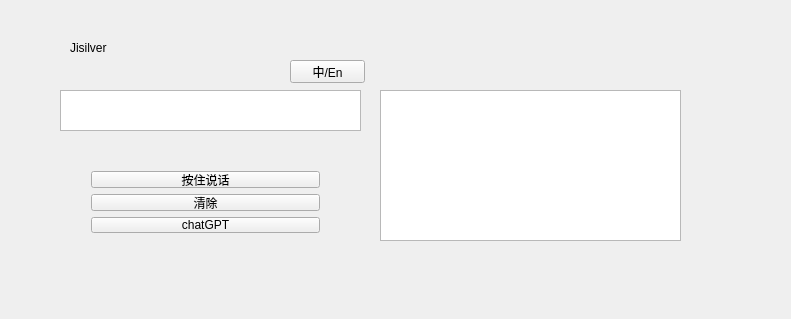
First picture: the form in widget.ui, repository Yongdream/Jisilver, before the edit.
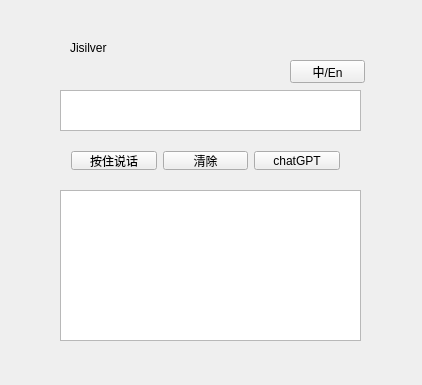
Second picture: the form after the edit.

What changed in the file:
```diff
--- a/widget.ui
+++ b/widget.ui
@@ -6,8 +6,8 @@
    <rect>
     <x>0</x>
     <y>0</y>
-    <width>791</width>
-    <height>319</height>
+    <width>422</width>
+    <height>385</height>
    </rect>
   </property>
   <property name="windowTitle">
@@ -36,39 +36,6 @@
     <string>Jisilver</string>
    </property>
   </widget>
-  <widget class="QWidget" name="horizontalLayoutWidget">
-   <property name="geometry">
-    <rect>
-     <x>80</x>
-     <y>160</y>
-     <width>251</width>
-     <height>83</height>
-    </rect>
-   </property>
-   <layout class="QGridLayout" name="gridLayout">
-    <item row="3" column="1">
-     <widget class="QPushButton" name="clearBut">
-      <property name="text">
-       <string>清除</string>
-      </property>
-     </widget>
-    </item>
-    <item row="0" column="1">
-     <widget class="QPushButton" name="pushBut">
-      <property name="text">
-       <string>按住说话</string>
-      </property>
-     </widget>
-    </item>
-    <item row="4" column="1">
-     <widget class="QPushButton" name="gatBut">
-      <property name="text">
-       <string>chatGPT</string>
-      </property>
-     </widget>
-    </item>
-   </layout>
-  </widget>
   <widget class="QPushButton" name="swiBut">
    <property name="geometry">
     <rect>
@@ -85,13 +52,46 @@
   <widget class="QTextEdit" name="gptWin">
    <property name="geometry">
     <rect>
-     <x>380</x>
-     <y>90</y>
+     <x>60</x>
+     <y>190</y>
      <width>301</width>
      <height>151</height>
     </rect>
    </property>
   </widget>
+  <widget class="QWidget" name="horizontalLayoutWidget_2">
+   <property name="geometry">
+    <rect>
+     <x>60</x>
+     <y>140</y>
+     <width>291</width>
+     <height>41</height>
+    </rect>
+   </property>
+   <layout class="QHBoxLayout" name="horizontalLayout">
+    <item>
+     <widget class="QPushButton" name="pushBut">
+      <property name="text">
+       <string>按住说话</string>
+      </property>
+     </widget>
+    </item>
+    <item>
+     <widget class="QPushButton" name="clearBut">
+      <property name="text">
+       <string>清除</string>
+      </property>
+     </widget>
+    </item>
+    <item>
+     <widget class="QPushButton" name="gatBut">
+      <property name="text">
+       <string>chatGPT</string>
+      </property>
+     </widget>
+    </item>
+   </layout>
+  </widget>
  </widget>
  <layoutdefault spacing="6" margin="11"/>
  <resources/>
```
